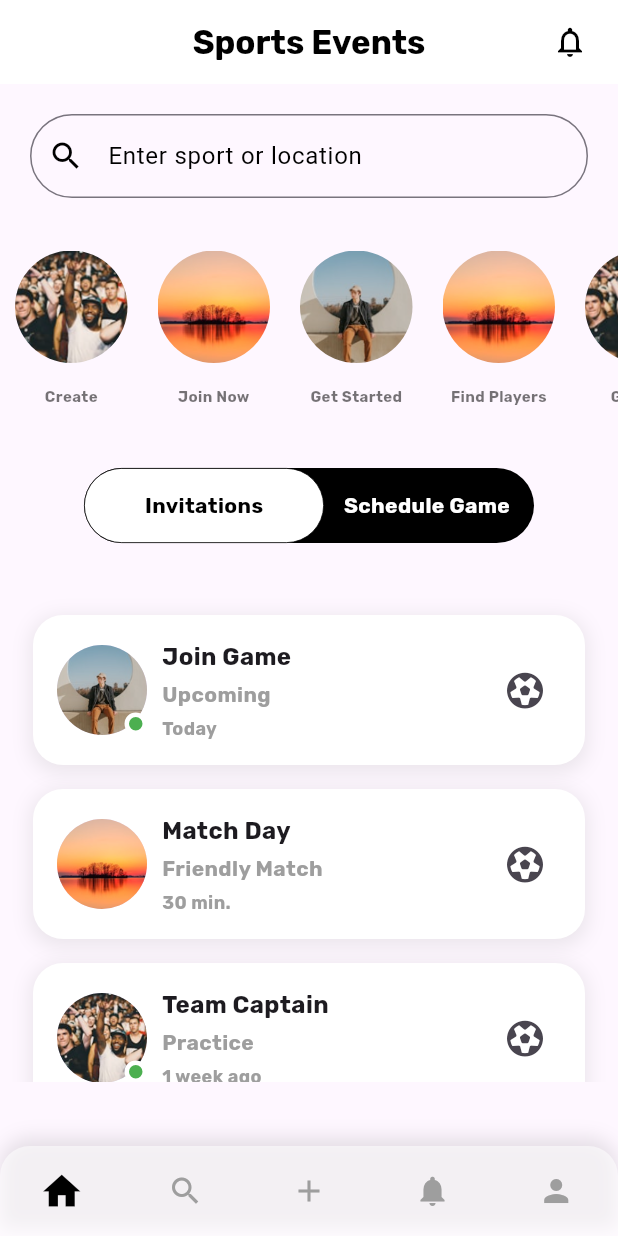
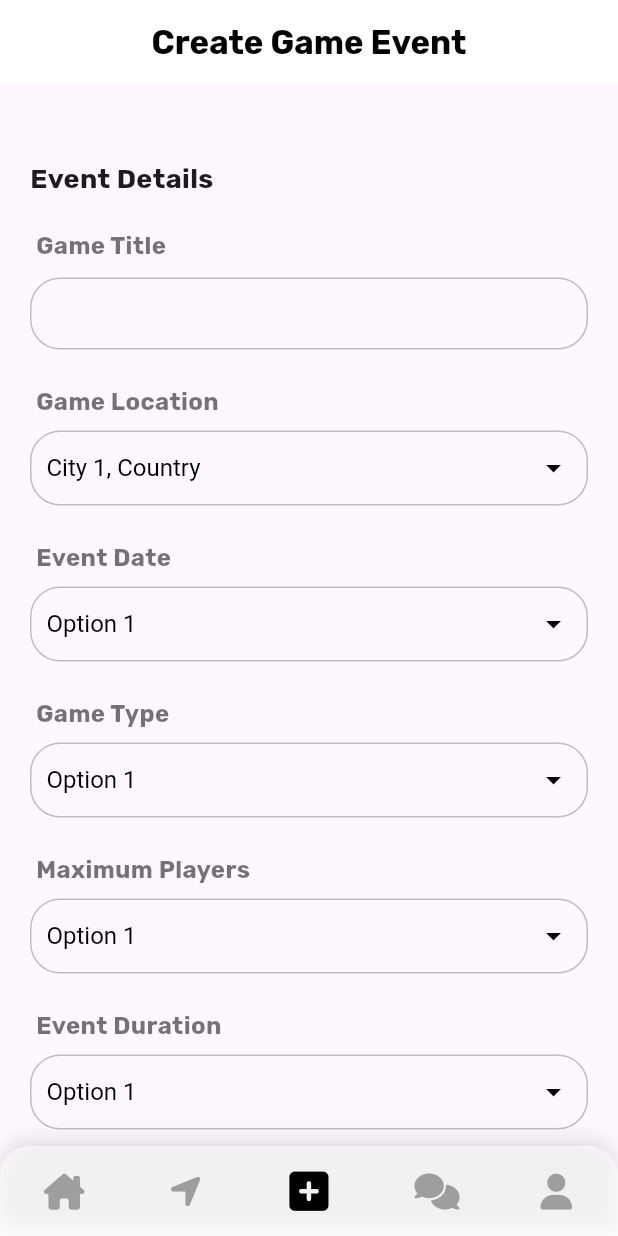
Before and after one commit to kashv96/sportifyy, a Flutter app: the screen it shows after launch, on a phone screen of 412 x 824 dp. Run offline on Flutter 3.47's test engine with Material 3 defaults, Android fonts, the phone set to English and light mode, and no system bars; our stand-ins replace dartz, fluttertoast, font_awesome_flutter, get_it, get_it_mixin, injectable and 2 more; accounts and stored records are empty.

Commit message:
added initial UI for add event functionality

```diff
--- /dev/null
+++ b/lib/Presentation/GameEvent/add_game_event.dart
@@ -0,0 +1,186 @@
+import 'package:flutter/material.dart';
+import 'package:sportifyy/Widgets/custom_text_field.dart';
+import '../../Widgets/custom_dropdown.dart';
+import '../../Widgets/custom_navigation_bar.dart';
+
+class AddGameEventPage extends StatefulWidget {
+  @override
+  _AddGameEventPageState createState() => _AddGameEventPageState();
+}
+
+class _AddGameEventPageState extends State<AddGameEventPage> {
+  String? _selectedDate = 'Option 1';
+  String? _gameLocation = 'City 1, Country';
+  int _selectedIndex = 2;
+
+  @override
+  Widget build(BuildContext context) {
+    return Scaffold(
+        appBar: AppBar(
+          backgroundColor: Colors.white,
+          elevation: 0,
+          title: const Text('Create Game Event',
+              style: TextStyle(color: Colors.black, fontSize: 22)),
+          centerTitle: true,
+        ),
+        body: SingleChildScrollView(
+          scrollDirection: Axis.vertical,
+          child: Padding(
+            padding: const EdgeInsets.all(20),
+            child: Column(
+              crossAxisAlignment: CrossAxisAlignment.start,
+              children: <Widget>[
+                const SizedBox(
+                  height: 30,
+                ),
+                const Text('Event Details',
+                    style:
+                        TextStyle(fontSize: 18, fontWeight: FontWeight.w600)),
+                const SizedBox(height: 20),
+                const Padding(
+                  padding: EdgeInsets.symmetric(horizontal: 4, vertical: 0),
+                  child: Text('Game Title',
+                      style: TextStyle(
+                          fontSize: 16,
+                          color: Colors.black54,
+                          fontWeight: FontWeight.w600)),
+                ),
+                const SizedBox(
+                  height: 10,
+                ),
+                CustomTextField(
+                  onChanged: (val) => {},
+                ),
+                const SizedBox(
+                  height: 15,
+                ),
+                CustomDropdown(
+                  label: 'Game Location',
+                  selectedValue: _gameLocation,
+                  items: const [
+                    'City 1, Country',
+                    'City 2, Country',
+                    'City 3, Country'
+                  ],
+                  onChanged: (newValue) {
+                    setState(() {
+                      _gameLocation = newValue;
+                    });
+                  },
+                ),
+                const SizedBox(
+                  height: 15,
+                ),
+                CustomDropdown(
+                  label: 'Event Date',
+                  selectedValue: _selectedDate,
+                  items: const ['Option 1', 'Option 2', 'Option 3'],
+                  onChanged: (value) {
+                    setState(() {
+                      _selectedDate = value;
+                    });
+                  },
+                ),
+                const SizedBox(
+                  height: 15,
+                ),
+                CustomDropdown(
+                  label: 'Game Type',
+                  selectedValue: _selectedDate,
+                  items: const ['Option 1', 'Option 2', 'Option 3'],
+                  onChanged: (value) {
+                    setState(() {
+                      _selectedDate = value;
+                    });
+                  },
+                ),
+                const SizedBox(
+                  height: 15,
+                ),
+                CustomDropdown(
+                  label: 'Maximum Players',
+                  selectedValue: _selectedDate,
+                  items: const ['Option 1', 'Option 2', 'Option 3'],
+                  onChanged: (value) {
+                    setState(() {
+                      _selectedDate = value;
+                    });
+                  },
+                ),
+                const SizedBox(
+                  height: 15,
+                ),
+                CustomDropdown(
+                  label: 'Event Duration',
+                  selectedValue: _selectedDate,
+                  items: const [
+                    'Option 1',
+                    'Option 2',
+                    'Option 3'
+                  ], // Placeholder for date options
+                  onChanged: (value) {
+                    setState(() {
+                      _selectedDate = value;
+                    });
+                  },
+                ),
+                const SizedBox(
+                  height: 25,
+                ),
+                Padding(
+                  padding:
+                      const EdgeInsets.symmetric(horizontal: 4, vertical: 0),
+                  child: RichText(
+                      textAlign: TextAlign.center,
+                      text: const TextSpan(
+                          text: 'Entry Price ',
+                          style: TextStyle(
+                              color: Colors.black54,
+                              fontSize: 17,
+                              fontWeight: FontWeight.w900),
+                          children: <TextSpan>[
+                            TextSpan(
+                              text: '(per player)',
+                              style: TextStyle(
+                                  color: Colors.black,
+                                  fontWeight: FontWeight.w200),
+                            )
+                          ])),
+                ),
+                const SizedBox(
+                  height: 10,
+                ),
+                CustomTextField(
+                  keyboardType: TextInputType.number,
+                  onChanged: (val) => {},
+                ),
+                const SizedBox(height: 35),
+                ElevatedButton(
+                  onPressed: () {},
+                  style: ElevatedButton.styleFrom(
+                    backgroundColor: Colors.black,
+                    padding: const EdgeInsets.symmetric(vertical: 12.0),
+                    minimumSize: const Size(double.infinity, 50),
+                    shape: RoundedRectangleBorder(
+                      borderRadius: BorderRadius.circular(20),
+                    ),
+                  ),
+                  child: const Text(
+                    'Create',
+                    style: TextStyle(fontSize: 18),
+                  ),
+                ),
+              ],
+            ),
+          ),
+        ),
+        bottomNavigationBar: CustomBottomNavigationBar(
+          selectedIndex: _selectedIndex,
+          onItemSelected: (index) {
+            setState(() {
+              _selectedIndex = index;
+            });
+          },
+        ));
+  }
+}
--- a/lib/Presentation/HomePageScreen/home_page_screen.dart
+++ b/lib/Presentation/HomePage/home_page_screen.dart
@@ -63,7 +63,7 @@ class _HomePageScreenState extends State<HomePageScreen> {
         actions: const [
           Padding(
             padding: EdgeInsets.only(right: 20.0),
-            child: Icon(Icons.notifications_none, color: Colors.black),
+            child: Icon(FontAwesomeIcons.solidBell, color: Colors.black),
           ),
         ],
         title: const Text('Sports Events',
@@ -80,7 +80,7 @@ class _HomePageScreenState extends State<HomePageScreen> {
                 style: const TextStyle(color: Colors.black),
                 cursorColor: Colors.black,
                 decoration: InputDecoration(
-                  hintText: 'Enter sport or location',
+                  hintText: 'Enter Location',
                   hintStyle: const TextStyle(color: Colors.black),
                   prefixIcon: const Icon(Icons.search, color: Colors.black),
                   filled: false,
@@ -106,28 +106,32 @@ class _HomePageScreenState extends State<HomePageScreen> {
                 scrollDirection: Axis.horizontal,
                 children: const <Widget>[
                   CircularIconTile(
-                      title: 'Create',
-                      image: AssetImage('assets/images/story_image_03.png')),
+                    title: 'Baseball',
+                    image: AssetImage('assets/images/baseball.png'),
+                  ),
                   CircularIconTile(
-                      title: 'Join Now',
-                      image: AssetImage('assets/images/story_image_02.png')),
+                    title: 'Soccer',
+                    image: AssetImage('assets/images/soccerball.png'),
+                  ),
                   CircularIconTile(
-                      title: 'Get Started',
-                      image: AssetImage('assets/images/story_image_01.png')),
+                      title: 'Volleyball',
+                      image: AssetImage('assets/images/volleyball.png')),
                   CircularIconTile(
-                      title: 'Find Players',
-                      image: AssetImage('assets/images/story_image_02.png')),
+                    title: 'Basketball',
+                    image: AssetImage('assets/images/basketball.png'),
+                  ),
                   CircularIconTile(
-                      title: 'Gear Up',
-                      image: AssetImage('assets/images/story_image_03.png')),
+                    title: 'Table Tennis',
+                    image: AssetImage('assets/images/table_tennis.png'),
+                  ),
                 ],
               ),
             ),
             const SizedBox(height: 30),
             Center(
               child: SlideSwitch(
-                leftOption: 'Invitations',
-                rightOption: 'Schedule Game',
+                leftOption: 'Schedule Game',
+                rightOption: 'Invitations',
                 onChanged: (bool isLeftSelected) {
                   print(
                       'Selected option: ${isLeftSelected ? 'Invitations' : 'Schedule Game'}');
--- a/lib/Presentation/SignUpScreen/sign_up_screen.dart
+++ b/lib/Presentation/SignUp/sign_up_screen.dart
@@ -4,11 +4,13 @@ import 'package:flutter/material.dart';
 import 'package:flutter/services.dart';
 import 'package:fluttertoast/fluttertoast.dart';
 import 'package:get_it_mixin/get_it_mixin.dart';
-import 'package:sportifyy/Presentation/WelcomeScreen/welcome_screen.dart';
+import 'package:sportifyy/Presentation/Welcome/welcome_screen.dart';
 import 'package:sportifyy/Providers/user_provider.dart';
 import 'package:sportifyy/Widgets/loading_diaglog.dart';
 import 'package:sportifyy/Widgets/toast_helper.dart';
 import 'package:sportifyy/injection.dart';
+
+import '../../Widgets/custom_text_field.dart';
 
 class SignUpPage extends StatefulWidget with GetItStatefulWidgetMixin {
   SignUpPage({super.key});
@@ -128,30 +130,32 @@ class _SignUpPageState extends State<SignUpPage> with GetItStateMixin {
                     },
                   ),
                   const SizedBox(height: 20),
-                  _buildTextField(
-                      label: 'Username',
-                      onChanged: (val) => _userProvider.setUsername(val),
-                      errorText: _usernameError),
+                  CustomTextField(
+                    label: 'Username',
+                    onChanged: (val) => _userProvider.setUsername(val),
+                    errorText: _usernameError,
+                  ),
                   const SizedBox(height: 20),
-                  _buildTextField(
+                  CustomTextField(
                       label: 'Password',
                       onChanged: (val) => _userProvider.setPassword(val),
                       obscureText: true),
                   const SizedBox(height: 20),
-                  _buildTextField(
+                  CustomTextField(
                       label: 'Full Name',
                       onChanged: (val) => _userProvider.setFullName(val)),
                   const SizedBox(height: 20),
-                  _buildTextField(
-                      label: 'Email Address',
-                      onChanged: (val) => _userProvider.setEmail(val),
-                      emailKeypad: true,
-                      errorText: _emailError),
+                  CustomTextField(
+                    label: 'Email Address',
+                    keyboardType: TextInputType.emailAddress,
+                    onChanged: (val) => _userProvider.setEmail(val),
+                    errorText: _emailError,
+                  ),
                   const SizedBox(height: 20),
-                  _buildTextField(
+                  CustomTextField(
                       label: 'Phone Number',
+                      keyboardType: TextInputType.phone,
                       onChanged: (val) => _userProvider.setPhoneNumber(val),
-                      phoneKeypad: true,
                       errorText: _phoneError,
                       inputFormatters: [
                         FilteringTextInputFormatter
@@ -203,43 +207,4 @@ class _SignUpPageState extends State<SignUpPage> with GetItStateMixin {
       ),
     );
   }
-
-  Widget _buildTextField({
-    required String label,
-    required Function(dynamic) onChanged,
-    bool obscureText = false,
-    bool phoneKeypad = false,
-    emailKeypad = false,
-    String? errorText,
-    List<TextInputFormatter>? inputFormatters,
-  }) {
-    return TextField(
-      onChanged: onChanged,
-      obscureText: obscureText,
-      inputFormatters: inputFormatters,
-      keyboardType: phoneKeypad
-          ? TextInputType.phone
-          : emailKeypad
-              ? TextInputType.emailAddress
-              : TextInputType.text,
-      decoration: InputDecoration(
-        errorText: errorText,
-        labelText: label,
-        contentPadding:
-            const EdgeInsets.symmetric(vertical: 15.0, horizontal: 20.0),
-        border: OutlineInputBorder(
-          borderRadius: BorderRadius.circular(20),
-          borderSide: BorderSide(color: Colors.grey.shade400),
-        ),
-        enabledBorder: OutlineInputBorder(
-          borderRadius: BorderRadius.circular(20),
-          borderSide: BorderSide(color: Colors.grey.shade400),
-        ),
-        focusedBorder: OutlineInputBorder(
-          borderRadius: BorderRadius.circular(20),
-          borderSide: const BorderSide(color: Colors.black),
-        ),
-      ),
-    );
-  }
 }
--- a/lib/Widgets/activity_tile.dart
+++ b/lib/Widgets/activity_tile.dart
@@ -17,7 +17,7 @@ class ActivityTile extends StatelessWidget {
     required this.image,
     this.isActive = false,
     // ignore: deprecated_member_use
-    this.icon = FontAwesomeIcons.soccerBall,
+    this.icon = FontAwesomeIcons.solidSoccerBall,
   }) : super(key: key);
 
   @override
--- a/lib/Widgets/circular_icon_tile.dart
+++ b/lib/Widgets/circular_icon_tile.dart
@@ -1,6 +1,6 @@
 import 'package:flutter/material.dart';
 
-class CircularIconTile extends StatelessWidget {
+class CircularIconTile extends StatefulWidget {
   final String title;
   final ImageProvider? image;
   final IconData? icon;
@@ -17,29 +17,51 @@ class CircularIconTile extends StatelessWidget {
         super(key: key);
 
   @override
+  _CircularIconTileState createState() => _CircularIconTileState();
+}
+
+class _CircularIconTileState extends State<CircularIconTile> {
+  bool _isSelected = false; // Track selection state
+
+  void _toggleSelection() {
+    setState(() {
+      _isSelected = !_isSelected; // Toggle the selection state
+    });
+  }
+
+  @override
   Widget build(BuildContext context) {
-    return Padding(
+    return InkWell(
+      onTap: _toggleSelection,
+      child: Padding(
         padding: const EdgeInsets.symmetric(vertical: 5, horizontal: 10),
         child: Column(
           mainAxisSize: MainAxisSize.min,
           children: [
             Container(
-            width: size,
-            height: size,
+              width: widget.size,
+              height: widget.size,
               decoration: BoxDecoration(
                 shape: BoxShape.circle,
-              image: image != null
-                  ? DecorationImage(image: image!, fit: BoxFit.cover)
+                border: _isSelected
+                    ? Border.all(color: Colors.blueGrey, width: 5)
+                    : null, // Conditional border
+                image: widget.image != null
+                    ? DecorationImage(image: widget.image!, fit: BoxFit.cover)
                     : null,
-              color: image == null
+                color: widget.image == null
                     ? Colors.grey
                     : null, // Fallback color if no image
               ),
-            child: image == null ? Icon(icon, color: Colors.white) : null,
+              child: widget.image == null
+                  ? Icon(widget.icon, color: Colors.white)
+                  : null,
             ),
             SizedBox(height: 15),
-          Text(title, style: TextStyle(fontSize: 10, color: Colors.black54)),
+            Text(widget.title,
+                style: TextStyle(fontSize: 10, color: Colors.black54)),
           ],
+        ),
       ),
     );
   }
--- /dev/null
+++ b/lib/Widgets/custom_dropdown.dart
@@ -0,0 +1,66 @@
+import 'package:flutter/material.dart';
+
+class CustomDropdown extends StatefulWidget {
+  final List<String> items;
+  final String label;
+  final Function(String?) onChanged;
+  String? selectedValue;
+
+  CustomDropdown({
+    Key? key,
+    required this.items,
+    required this.label,
+    required this.onChanged,
+    this.selectedValue,
+  }) : super(key: key);
+
+  @override
+  _CustomDropdownState createState() => _CustomDropdownState();
+}
+
+class _CustomDropdownState extends State<CustomDropdown> {
+  @override
+  Widget build(BuildContext context) {
+    return Column(
+      crossAxisAlignment: CrossAxisAlignment.start,
+      children: [
+        Padding(
+          padding: const EdgeInsets.symmetric(horizontal: 4, vertical: 8),
+          child: Text(widget.label,
+              style: TextStyle(
+                  fontSize: 16,
+                  color: Colors.black54,
+                  fontWeight: FontWeight.w600)),
+        ),
+        Container(
+          padding: EdgeInsets.symmetric(horizontal: 10),
+          decoration: BoxDecoration(
+            border: Border.all(
+                color: Colors.grey.shade400, width: 1), // Black border
+            borderRadius: BorderRadius.circular(20),
+          ),
+          child: DropdownButtonHideUnderline(
+            child: DropdownButton<String>(
+              value: widget.selectedValue, // Ensure this is properly managed
+              isExpanded: true,
+              items: widget.items.map((String value) {
+                return DropdownMenuItem<String>(
+                  value: value,
+                  child: Text(value),
+                );
+              }).toList(),
+              onChanged: (newValue) {
+                setState(() {
+                  widget.selectedValue = newValue;
+                });
+                widget.onChanged(newValue);
+              },
+              icon: Icon(Icons.arrow_drop_down, color: Colors.black),
+              style: TextStyle(color: Colors.black, fontSize: 16),
+            ),
+          ),
+        ),
+      ],
+    );
+  }
+}
--- a/lib/Widgets/custom_navigation_bar.dart
+++ b/lib/Widgets/custom_navigation_bar.dart
@@ -1,4 +1,5 @@
 import 'package:flutter/material.dart';
+import 'package:font_awesome_flutter/font_awesome_flutter.dart';
 
 class CustomBottomNavigationBar extends StatefulWidget {
   final int selectedIndex;
@@ -27,22 +28,22 @@ class _CustomBottomNavigationBarState extends State<CustomBottomNavigationBar> {
       IconData iconData;
       switch (index) {
         case 0:
-          iconData = Icons.home;
+          iconData = FontAwesomeIcons.houseChimney;
           break;
         case 1:
-          iconData = Icons.search;
+          iconData = FontAwesomeIcons.locationArrow;
           break;
         case 2:
-          iconData = Icons.add;
+          iconData = FontAwesomeIcons.solidSquarePlus;
           break;
         case 3:
-          iconData = Icons.notifications;
+          iconData = FontAwesomeIcons.solidComments;
           break;
         case 4:
-          iconData = Icons.person;
+          iconData = FontAwesomeIcons.solidUser;
           break;
         default:
-          iconData = Icons.home;
+          iconData = FontAwesomeIcons.houseChimney;
       }
       return Expanded(
         child: AnimatedContainer(
--- /dev/null
+++ b/lib/Widgets/custom_text_field.dart
@@ -0,0 +1,49 @@
+import 'package:flutter/material.dart';
+import 'package:flutter/services.dart';
+
+class CustomTextField extends StatelessWidget {
+  final String? label;
+  final Function(String) onChanged;
+  final bool obscureText;
+  final TextInputType keyboardType;
+  final String? errorText;
+  final List<TextInputFormatter>? inputFormatters;
+
+  const CustomTextField({
+    Key? key,
+    this.label,
+    required this.onChanged,
+    this.obscureText = false,
+    this.keyboardType = TextInputType.text,
+    this.errorText,
+    this.inputFormatters,
+  }) : super(key: key);
+
+  @override
+  Widget build(BuildContext context) {
+    return TextField(
+      onChanged: onChanged,
+      obscureText: obscureText,
+      keyboardType: keyboardType,
+      inputFormatters: inputFormatters,
+      decoration: InputDecoration(
+        labelText: label,
+        errorText: errorText,
+        contentPadding:
+            const EdgeInsets.symmetric(vertical: 12.0, horizontal: 20.0),
+        border: OutlineInputBorder(
+          borderRadius: BorderRadius.circular(20),
+          borderSide: BorderSide(color: Colors.grey.shade400),
+        ),
+        enabledBorder: OutlineInputBorder(
+          borderRadius: BorderRadius.circular(20),
+          borderSide: BorderSide(color: Colors.grey.shade400),
+        ),
+        focusedBorder: OutlineInputBorder(
+          borderRadius: BorderRadius.circular(20),
+          borderSide: const BorderSide(color: Colors.black),
+        ),
+      ),
+    );
+  }
+}
--- a/lib/main.dart
+++ b/lib/main.dart
@@ -1,10 +1,11 @@
 import 'package:flutter/material.dart';
-import 'package:sportifyy/Presentation/HomePageScreen/home_page_screen.dart';
-import 'package:sportifyy/Presentation/WelcomeScreen/welcome_screen.dart';
+import 'package:sportifyy/Presentation/GameEvent/add_game_event.dart';
+import 'package:sportifyy/Presentation/HomePage/home_page_screen.dart';
+import 'package:sportifyy/Presentation/Welcome/welcome_screen.dart';
 import 'package:sportifyy/injection.dart';
 import 'package:supabase_flutter/supabase_flutter.dart';
-import 'Presentation/LoginPageScreen/login_page_screen.dart';
-import 'Presentation/SignUpScreen/sign_up_screen.dart';
+import 'Presentation/LoginPage/login_page_screen.dart';
+import 'Presentation/SignUp/sign_up_screen.dart';
 
 void main() async {
   WidgetsFlutterBinding.ensureInitialized();
@@ -45,12 +46,13 @@ class MyApp extends StatelessWidget {
           ),
         ),
       ),
-      home: HomePageScreen(),
+      home: AddGameEventPage(),
       routes: {
         '/welcome': (context) => WelcomeScreen(),
         '/login': (context) => LoginPage(),
         '/signup': (context) => SignUpPage(),
-        '/home': (context) => HomePageScreen()
+        '/home': (context) => HomePageScreen(),
+        '/create-game-event': (context) => AddGameEventPage()
       },
     );
   }
```
Also changed, not shown: pubspec.yaml (+7 -0 lines), assets/images/baseball.png (added), assets/images/basketball.png (added), assets/images/lawn_tennis.png (added), assets/images/soccerball.png (added), assets/images/table_tennis.png (added), assets/images/volleyball.png (added), lib/Presentation/LoginPage/login_page_screen.dart (renamed from lib/Presentation/LoginPageScreen/login_page_screen.dart), lib/Presentation/Welcome/welcome_screen.dart (renamed from lib/Presentation/WelcomeScreen/welcome_screen.dart). Lines whose indentation alone changed are shown as unchanged.
